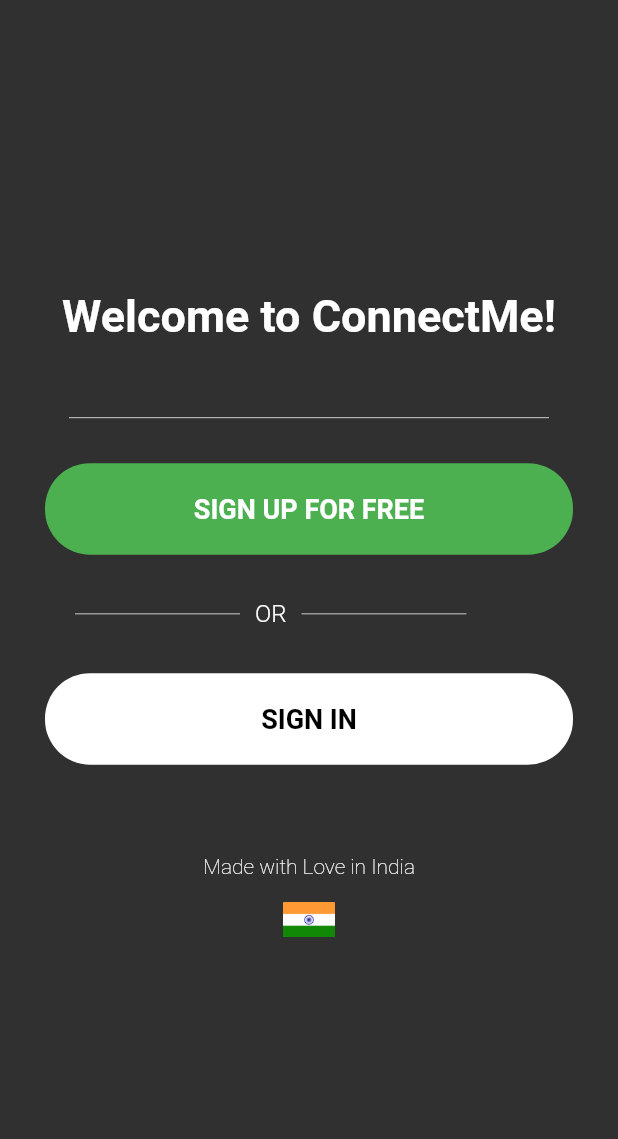
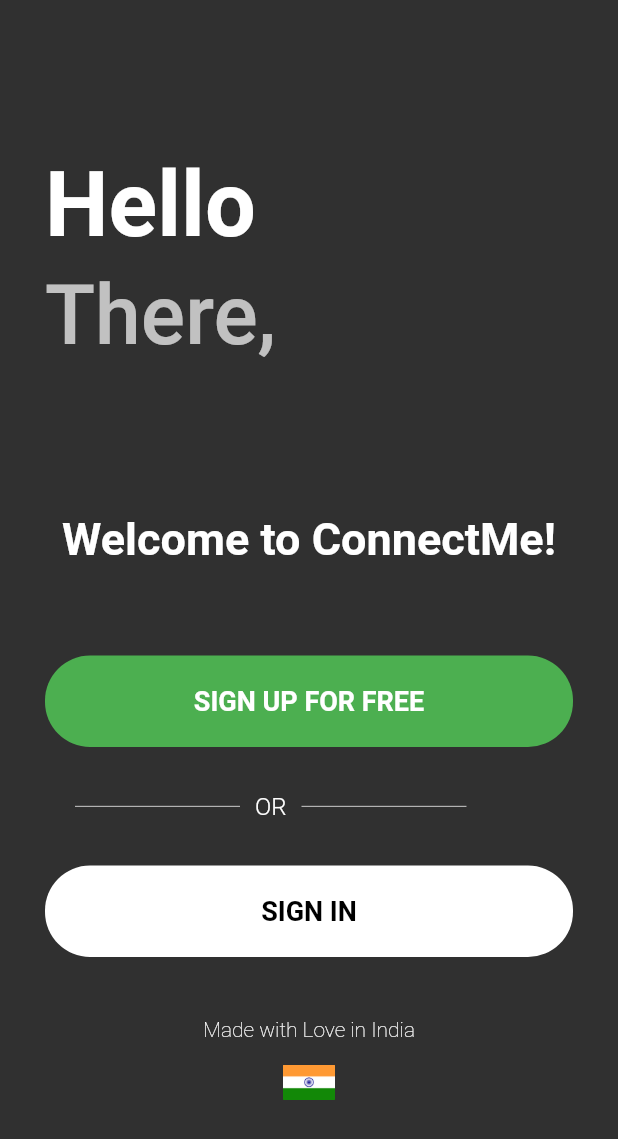
Before and after one commit to itsvivekghosh/ConnectMe, a Flutter app: the screen it shows after launch, after a tap on the "exit to app" icon, on a phone screen of 412 x 824 dp. Shown: the top 1139 px of the screen. Run offline on Flutter 3.47's test engine with Material 2 defaults, Android fonts, the light colour scheme and no system bars; our stand-ins replace cloud_firestore, firebase_auth, google_sign_in, intl_phone_field, progress_indicators, shared_preferences; accounts and stored records are empty.

Commit message:
major UI Updates and added splash screen

```diff
--- a/ConnectMe/lib/main.dart
+++ b/ConnectMe/lib/main.dart
@@ -1,6 +1,4 @@
-import 'package:ConnectMe/helper/helperFunctions.dart';
-import 'package:ConnectMe/views/chatRoomDashboard.dart';
-import 'package:ConnectMe/views/home.dart';
+import 'package:ConnectMe/widgets/splashScreen.dart';
 import 'package:flutter/material.dart';
 
 void main() {
@@ -13,63 +11,11 @@
 }
 
 class _MyAppState extends State<MyApp> {
-  bool userIsLoggedIn;
-  String theme = 'dark';
-  Color lightThemeColor = Colors.green;
-
-  toggleTheme() {
-    setState(() {
-      if (theme == 'light')
-        theme = 'dark';
-      else theme = 'light';
-    });
-  }
-
-  @override
-  void initState() {
-    getLoggedInState();
-    super.initState();
-  }
-
-  getLoggedInState() async {
-    await HelperFunctions().getUserLoggedInSharedPreference().then((value){
-      setState(() {
-        userIsLoggedIn  = value;
-      });
-    });
-  }
 
   @override
   Widget build(BuildContext context) {
     return MaterialApp(
-      title: 'ConnectMe',
-      theme: theme == 'dark' ? ThemeData.dark()
-          : ThemeData(
-        cursorColor: lightThemeColor,
-        primaryColor: lightThemeColor,
-        scaffoldBackgroundColor: Colors.white,
-        accentColor: lightThemeColor,
-        visualDensity: VisualDensity.adaptivePlatformDensity,
-      ),
-      home: userIsLoggedIn != null ?
-            // true and null part
-              userIsLoggedIn ? ChatRoom(
-                  toggleTheme: toggleTheme,
-                  theme: theme,
-                  lightThemeColor: lightThemeColor
-              ) : HomePage(
-                  toggleTheme: toggleTheme,
-                  theme: theme,
-                  lightThemeColor: lightThemeColor
-              )
-      // false and non null part
-          : Container(
-        child: ChatRoom(
-            toggleTheme: toggleTheme,
-            theme: theme,
-            lightThemeColor: lightThemeColor
-        ),
-      ),
+      home: SplashScreen(),
     );
   }
 }
--- a/ConnectMe/lib/views/selectionScreen.dart
+++ b/ConnectMe/lib/views/selectionScreen.dart
@@ -1,6 +1,7 @@
 import 'package:ConnectMe/views/SignIn.dart';
 import 'package:ConnectMe/views/SignUp.dart';
 import 'package:flutter/material.dart';
+import 'package:progress_indicators/progress_indicators.dart';
 
 class SelectionScreen extends StatefulWidget {
   final String theme;
@@ -18,7 +19,7 @@
 
   @override
   void initState() {
-    Future.delayed(Duration(milliseconds: 300), () {
+    Future.delayed(Duration(milliseconds: 600), () {
       setState(() {
         isLoading = false;
       });
@@ -30,18 +31,44 @@
   Widget build(BuildContext context) {
     return isLoading ?
     Center(
-        child: CircularProgressIndicator(
-            valueColor: new AlwaysStoppedAnimation<Color>(
-                widget.theme == 'dark' ? Colors.white : Colors.green
-            )
+      child: JumpingDotsProgressIndicator(
+        fontSize: 40.0,
+        color: widget.theme == 'dark' ? Colors.white : Colors.green,
       ),
-      )
-        : Container(
+    ) :
+    SingleChildScrollView(
+      child: Container(
+        padding: EdgeInsets.only(top: 101),
           child: Container(
             child:
               Column(
                 mainAxisAlignment: MainAxisAlignment.center,
                 children: [
+                  Container(
+                    alignment: Alignment.topLeft,
+                    padding: EdgeInsets.symmetric(horizontal: 30),
+                    child: Text(
+                      "Hello",
+                      style: TextStyle(
+                        fontSize: 60,
+                        fontWeight: FontWeight.bold,
+                      ),
+                    ),
+                  ),
+                  SizedBox(height: 7,),
+                  Container(
+                    alignment: Alignment.topLeft,
+                    padding: EdgeInsets.symmetric(horizontal: 30),
+                    child: Text(
+                      "There,",
+                      style: TextStyle(
+                        fontSize: 55,
+                        fontWeight: FontWeight.w500,
+                        color: widget.theme == 'dark' ? Colors.white70 : Colors.black54,
+                      ),
+                    ),
+                  ),
+                  SizedBox(height: 100,),
                   Text(
                     'Welcome to ConnectMe!',
                     style: TextStyle(
@@ -49,16 +76,7 @@
                       fontSize: 30
                     ),
                   ),
-                SizedBox(height: 50,),
-                Padding(
-                  padding:EdgeInsets.symmetric(horizontal:10.0),
-                  child:Container(
-                    height: 0.5,
-                    width: 320.0,
-                    color: widget.theme == 'light' ? Colors.black : Colors.white,
-                  ),
-                ),
-                SizedBox(height: 30),
+                  SizedBox(height: 60),
                   GestureDetector(
                     onTap: () {
                       Navigator.push(
@@ -162,7 +180,7 @@
                   ),
                 ),
               ),
-            SizedBox(height: 50),
+              SizedBox(height: 30),
               Column(
                 mainAxisAlignment: MainAxisAlignment.center,
                 children: [
@@ -187,6 +205,7 @@
             ],
           ),
         ),
+      ),
     );
   }
 }
--- /dev/null
+++ b/ConnectMe/lib/views/selectionScreenLoader.dart
@@ -0,0 +1,72 @@
+import 'package:ConnectMe/helper/helperFunctions.dart';
+import 'package:ConnectMe/views/chatRoomDashboard.dart';
+import 'package:ConnectMe/views/home.dart';
+import 'package:flutter/material.dart';
+
+class SelectionScreenLoader extends StatefulWidget {
+  @override
+  _SelectionScreenLoaderState createState() => _SelectionScreenLoaderState();
+}
+
+class _SelectionScreenLoaderState extends State<SelectionScreenLoader> {
+
+  bool userIsLoggedIn;
+  String theme = 'dark';
+  Color lightThemeColor = Colors.green;
+
+  toggleTheme() {
+    setState(() {
+      if (theme == 'light')
+        theme = 'dark';
+      else theme = 'light';
+    });
+  }
+
+  @override
+  void initState() {
+    getLoggedInState();
+    super.initState();
+  }
+
+  getLoggedInState() async {
+    await HelperFunctions().getUserLoggedInSharedPreference().then((value){
+      setState(() {
+        userIsLoggedIn  = value;
+      });
+    });
+  }
+
+  @override
+  Widget build(BuildContext context) {
+    return MaterialApp(
+      title: 'ConnectMe',
+      theme: theme == 'dark' ? ThemeData.dark()
+          : ThemeData(
+        cursorColor: lightThemeColor,
+        primaryColor: lightThemeColor,
+        scaffoldBackgroundColor: Colors.white,
+        accentColor: lightThemeColor,
+        visualDensity: VisualDensity.adaptivePlatformDensity,
+      ),
+      home: userIsLoggedIn != null ?
+      // true and null part
+      userIsLoggedIn ? ChatRoom(
+          toggleTheme: toggleTheme,
+          theme: theme,
+          lightThemeColor: lightThemeColor
+      ) : HomePage(
+          toggleTheme: toggleTheme,
+          theme: theme,
+          lightThemeColor: lightThemeColor
+      )
+      // false and non null part
+          : Container(
+        child: ChatRoom(
+            toggleTheme: toggleTheme,
+            theme: theme,
+            lightThemeColor: lightThemeColor
+        ),
+      ),
+    );
+  }
+}
--- a/ConnectMe/lib/widgets/splashScreen.dart
+++ b/ConnectMe/lib/widgets/splashScreen.dart
@@ -1,97 +1,86 @@
 import 'dart:async';
-import 'package:ConnectMe/main.dart';
 import 'package:flutter/material.dart';
+import 'package:ConnectMe/views/selectionScreenLoader.dart';
+import 'package:progress_indicators/progress_indicators.dart';
 
 class SplashScreen extends StatefulWidget {
-
-  final Function toggleTheme;
-  final String theme;
-  final Color lightThemeColor;
-  SplashScreen({this.toggleTheme, this.theme, this.lightThemeColor});
-
   @override
   _SplashScreenState createState() => _SplashScreenState();
 }
 
 class _SplashScreenState extends State<SplashScreen> {
 
-
   @override
   void initState() {
     super.initState();
-    Timer(Duration(seconds: 3), () => Navigator.pushReplacement(
+    Timer(Duration(seconds: 5), () => Navigator.pushReplacement(
         context, MaterialPageRoute(builder: (context) {
-        return MyApp();
+        return SelectionScreenLoader();
       })
     ));
   }
 
   @override
   Widget build(BuildContext context) {
-    return Scaffold(
+    return MaterialApp(
+      theme: ThemeData.dark(),
+      home: Scaffold(
         body: Stack(
           fit: StackFit.expand,
           children: <Widget>[
-          Container(
-            decoration: BoxDecoration(color: Colors.redAccent),
-          ),
             Column(
               mainAxisAlignment: MainAxisAlignment.start,
               children: <Widget>[
                 Expanded(
                   flex: 2,
                   child: Container(
+                    padding: EdgeInsets.only(top: 100),
+                    child: Column(
+                      mainAxisAlignment: MainAxisAlignment.start,
+                      children: <Widget>[
+                        CircleAvatar(
+                          backgroundColor: Colors.white,
+                          radius: 80.0,
+                          child: Icon(
+                            Icons.shopping_cart,
+                            color: Colors.greenAccent,
+                            size: 100.0,
+                          ),
+                        ),
+                        Padding(
+                          padding: EdgeInsets.only(top: 25.0),
+                        ),
+                        Text(
+                          "ConnectMe",
+                          style: TextStyle(
+                            color: Colors.white,
+                            fontWeight: FontWeight.w300,
+                            fontSize: 35.0
+                          ),
+                        ),
+                      ],
+                    ),
+                  ),
+                ),
+                SizedBox(height: 30,),
+                Expanded(
+                  flex: 0,
                   child: Column(
                     mainAxisAlignment: MainAxisAlignment.center,
                     children: <Widget>[
-                      CircleAvatar(
-                        backgroundColor: Colors.white,
-                        radius: 50.0,
-                        child: Icon(
-                          Icons.shopping_cart,
-                          color: Colors.greenAccent,
-                          size: 50.0,
+                      JumpingDotsProgressIndicator(
+                        fontSize: 40.0,
+                        color: Colors.white,
+                      ),
+                    ],
                   ),
                 ),
-                      Padding(
-                        padding: EdgeInsets.only(top: 10.0),
-                      ),
-                      Text(
-                        "Connect Me",
-                        style: TextStyle(
-                            color: Colors.white,
-                            fontWeight: FontWeight.bold,
-                            fontSize: 24.0),
+                SizedBox(height: 40,),
+              ],
             )
           ],
         ),
       ),
-              ),
-              Expanded(
-                flex: 1,
-                child: Column(
-                  mainAxisAlignment: MainAxisAlignment.center,
-                  children: <Widget>[
-                    CircularProgressIndicator(),
-                    Padding(
-                      padding: EdgeInsets.only(top: 20.0),
-                    ),
-                    Text(
-                      "ConnectMe",
-                      softWrap: true,
-                      textAlign: TextAlign.center,
-                      style: TextStyle(
-                          fontWeight: FontWeight.bold,
-                          fontSize: 18.0,
-                          color: Colors.white),
-                    )
-                  ],
-                ),
-              )
-            ],
-          )
-        ],
-      ),
     );
   }
 }
--- a/ConnectMe/pubspec.yaml
+++ b/ConnectMe/pubspec.yaml
@@ -34,7 +34,11 @@
   shared_preferences: ^0.5.10
   random_string: ^2.0.1
   cloud_firestore: ^0.13.5
-  flutter_spinkit: "^4.1.2"
+  flutter_spinkit: ^4.1.2+1
+  flutter_svg: ^0.17.4
+  provider: ^4.3.1
+  progress_indicators: ^0.1.5
+  animated_text_kit: ^2.2.0
 
 dev_dependencies:
   flutter_test:
```
Also changed, not shown: ConnectMe/lib/helper/constants.dart (+18 -0 lines), ConnectMe/lib/helper/size_config.dart (added, +26 -0 lines), ConnectMe/lib/services/auth.dart (+7 -7 lines), ConnectMe/lib/views/SignIn.dart (+38 -29 lines), ConnectMe/lib/views/SignUp.dart (+15 -7 lines), ConnectMe/pubspec.lock. Lines whose indentation alone changed are shown as unchanged.
